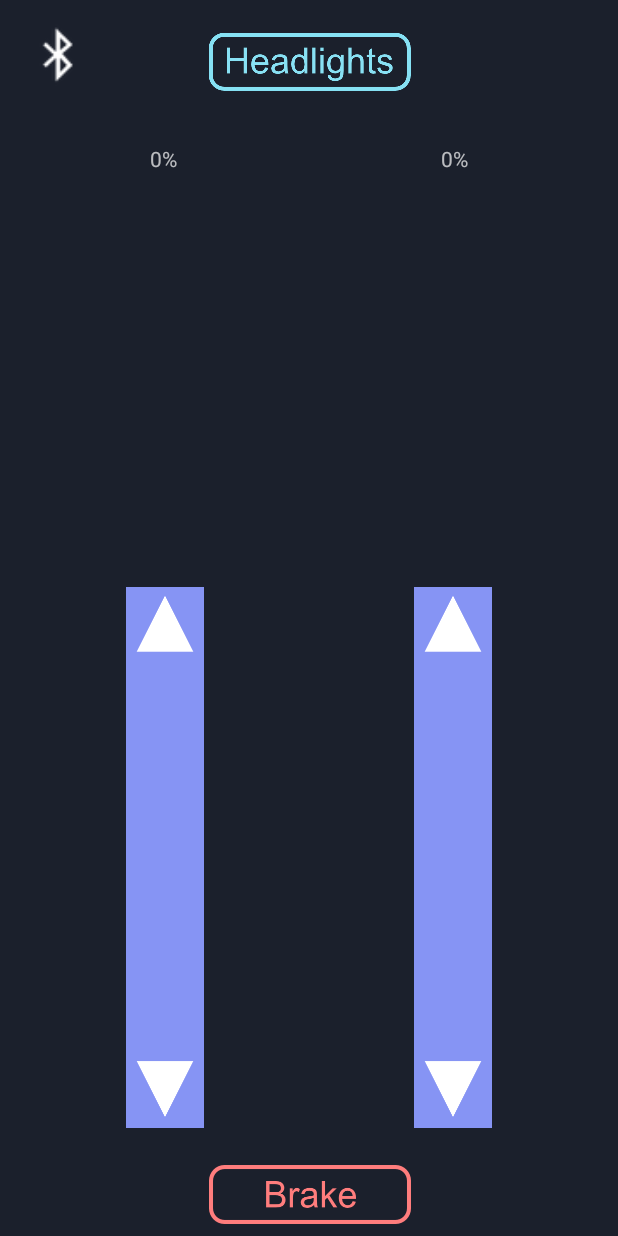
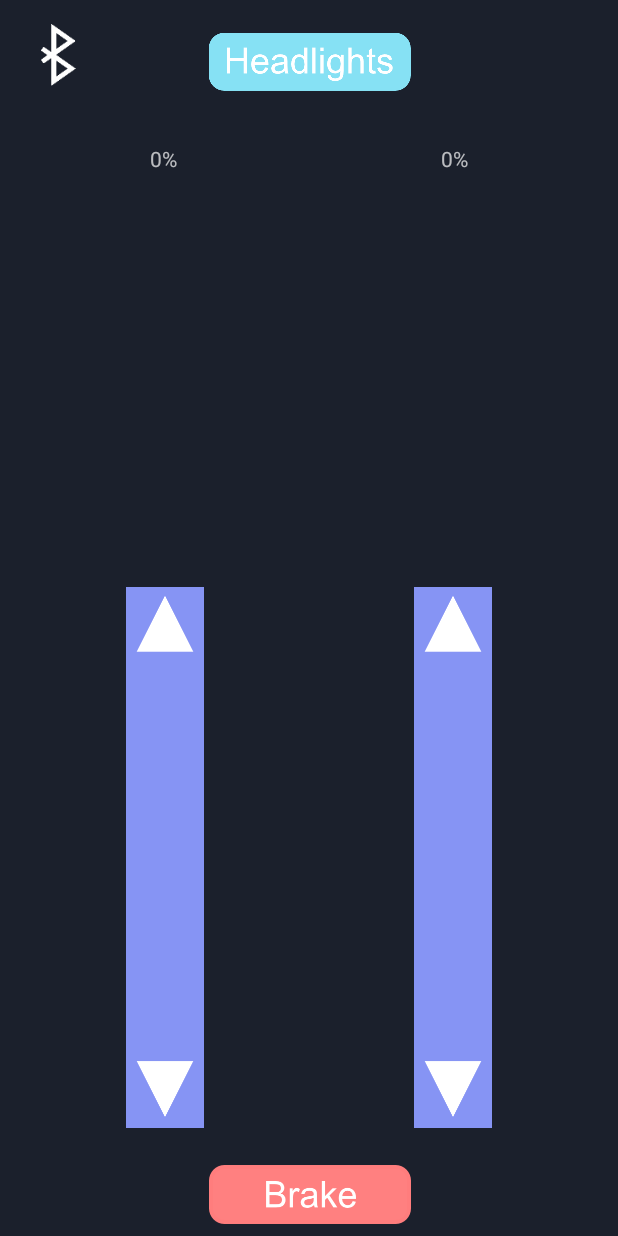
Before and after one commit to gershGit/EGEN-RC-Vehicle, an Android app: the Motor_Direct screen opened directly, with no data from a screen before it, after a tap on an icon or button, on a phone screen of 412 x 824 dp. Run offline under Robolectric (Android 15) with nearby library versions, the phone set to English and light mode, and no system bars; 2 other taps on this screen came first.

Commit message:
GUI 2 Fixes
= Updated the GUI 2 to properly send commands according to the new format
= Updated GUI 2 buttons to act as they do in GUI 1
    ==Headlights button and brake button remain in the pressed state until the headlights are off or the car has started moving respectively
    ==Bluetooth button changes on press and again on connection

```diff
--- a/app/src/main/java/com/example/gersh/egencontrol/Motor_Direct.java
+++ b/app/src/main/java/com/example/gersh/egencontrol/Motor_Direct.java
@@ -10,6 +10,7 @@ import android.os.Bundle;
 import android.util.Log;
 import android.view.MotionEvent;
 import android.view.View;
+import android.widget.ImageView;
 import android.widget.TextView;
 import android.widget.Toast;
 
@@ -34,6 +35,7 @@ public class Motor_Direct extends AppCompatActivity {
     boolean braked = false;
 
     TextView rightText, leftText;
+    ImageView brakeView, safeView, bluetoothView, turnView, speedView;
     boolean LED_STATE = false;
 
     long timeSinceLastSend;
@@ -44,6 +46,8 @@ public class Motor_Direct extends AppCompatActivity {
         setContentView(R.layout.activity_motor__direct);
         rightText = findViewById(R.id.rightMotorText);
         leftText = findViewById(R.id.leftMotorText);
+        brakeView = findViewById(R.id.brake_button);
+        bluetoothView = findViewById(R.id.bluetoothButton);
 
         myBluetooth = BluetoothAdapter.getDefaultAdapter();
         if  (myBluetooth == null){
@@ -86,7 +90,7 @@ public class Motor_Direct extends AppCompatActivity {
         }
 
 
-        sendAndDisplay();
+        sendAndDisplay(false);
 
         return super.onTouchEvent(event);
     }
@@ -121,9 +125,8 @@ public class Motor_Direct extends AppCompatActivity {
         leftPercent = (int) power;
     }
 
-    private void sendAndDisplay() {
-        if (SystemClock.uptimeMillis()-timeSinceLastSend > 100) {
-            timeSinceLastSend = SystemClock.uptimeMillis();
+    private void sendAndDisplay(boolean force) {
+        //Log.d("UI", "Time since last send: " + (SystemClock.uptimeMillis() - timeSinceLastSend));
 
         leftMotor = leftPercent/10;
         if (leftMotor>9){
@@ -138,7 +141,14 @@ public class Motor_Direct extends AppCompatActivity {
             rightMotor = -9;
         }
 
-            sendAll(leftMotor, rightMotor, LED_STATE);
+        if (leftMotor != 0 || rightMotor != 0) {
+            braked = false;
+            brakeView.setImageResource(R.mipmap.brake_button);
+        }
+
+        if (((SystemClock.uptimeMillis() - timeSinceLastSend) > 200) || force) {
+            timeSinceLastSend = SystemClock.uptimeMillis();
+            sendAll(leftMotor, rightMotor);
         }
 
         rightText.setText(rightPercent + "%");
@@ -146,16 +156,28 @@ public class Motor_Direct extends AppCompatActivity {
     }
 
     public void brakeVehicle(View view) {
+        if (safeMode){
+            sendBT("B");
+        } else {
             rightPercent = 0;
             leftPercent = 0;
             braked = true;
-        LED_STATE = true;
-        sendAndDisplay();
+            brakeView.setImageResource(R.mipmap.brake_pressed);
+            sendAndDisplay(true);
+        }
     }
 
     public void toggleLED(View view){
+        ImageView thisView = (ImageView) view;
         LED_STATE = !LED_STATE;
-        sendAndDisplay();
+        if (LED_STATE){
+            thisView.setImageResource(R.mipmap.headlights_pressed);
+        } else {
+            thisView.setImageResource(R.mipmap.headlights_normal);
+        }
+        if (!safeMode) {
+            sendAndDisplay(true);
+        }
     }
 
     public void attemptBluetooth(View view){
@@ -169,6 +191,7 @@ public class Motor_Direct extends AppCompatActivity {
                     boolean success = connectBluetooth(bt.getAddress(), bt.getName());
                     if(success) {
                         Toast.makeText(getApplicationContext(), "Connected to Arduino", Toast.LENGTH_SHORT).show();
+                        bluetoothView.setImageResource(R.mipmap.bluetooth_on);
                     } else {
                         Toast.makeText(getApplicationContext(), "Arduino found, Connection failed", Toast.LENGTH_LONG).show();
                     }
@@ -199,12 +222,17 @@ public class Motor_Direct extends AppCompatActivity {
         }
     }
 
-    private void sendAll(int leftStrength, int rightStrength, boolean led_state){
+    private void sendAll(int leftStrength, int rightStrength){
         String message = decimalFormat.format(leftStrength) + "" + decimalFormat.format(rightStrength);
-        if(led_state){
-            message+="1>";
+        if (LED_STATE) {
+            message += "1";
         } else {
-            message+="0>";
+            message += "0";
+        }
+        if (braked) {
+            message += "1>";
+        } else {
+            message += "0>";
         }
         sendBT(message);
     }
@@ -214,7 +242,7 @@ public class Motor_Direct extends AppCompatActivity {
             bluetooth_sender.setMessage(message);
             bluetooth_sender.run();
         } else {
-            Log.d("FAIL", "No bluetooth");
+            Log.d("BT", "No connection");
         }
     }
 }
--- a/app/src/main/java/com/example/gersh/egencontrol/UI_Activity.java
+++ b/app/src/main/java/com/example/gersh/egencontrol/UI_Activity.java
@@ -150,7 +150,7 @@ public class UI_Activity extends AppCompatActivity {
 
         if (((SystemClock.uptimeMillis() - timeSinceLastSend) > 200) || force) {
             timeSinceLastSend = SystemClock.uptimeMillis();
-            sendAll(leftMotor, rightMotor, braked);
+            sendAll(leftMotor, rightMotor);
         }
 
         turnText.setText(global_turn + "%");
@@ -279,7 +279,7 @@ public class UI_Activity extends AppCompatActivity {
         }
     }
 
-    private void sendAll(int leftStrength, int rightStrength, boolean led_state){
+    private void sendAll(int leftStrength, int rightStrength){
         String message = decimalFormat.format(leftStrength) + "" + decimalFormat.format(rightStrength);
         if (LED_STATE) {
                 message += "1";
--- a/app/src/main/res/layout/activity_motor__direct.xml
+++ b/app/src/main/res/layout/activity_motor__direct.xml
@@ -24,7 +24,7 @@
         app:layout_constraintStart_toStartOf="parent"
         app:layout_constraintTop_toTopOf="parent"
         app:layout_constraintVertical_bias="1.0"
-        app:srcCompat="@drawable/bbutton" />
+        app:srcCompat="@mipmap/brake_button" />
 
     <ImageButton
         android:id="@+id/headlights_button"
@@ -41,7 +41,7 @@
         app:layout_constraintStart_toStartOf="parent"
         app:layout_constraintTop_toTopOf="parent"
         app:layout_constraintVertical_bias="0.015"
-        app:srcCompat="@drawable/hbutton" />
+        app:srcCompat="@mipmap/headlights_normal" />
 
     <ImageView
         android:id="@+id/rightSlider"
@@ -90,14 +90,14 @@
         app:layout_constraintTop_toTopOf="parent" />
 
     <ImageView
-        android:id="@+id/bluetoothImage"
-        android:onClick="attemptBluetooth"
+        android:id="@+id/bluetoothButton"
         android:layout_width="46dp"
         android:layout_height="41dp"
         android:layout_marginStart="16dp"
         android:layout_marginTop="16dp"
+        android:onClick="attemptBluetooth"
         app:layout_constraintStart_toStartOf="parent"
         app:layout_constraintTop_toTopOf="parent"
-        app:srcCompat="@android:drawable/stat_sys_data_bluetooth" />
+        app:srcCompat="@drawable/bluetooth_selectable" />
 
 </android.support.constraint.ConstraintLayout>
```
Lines whose indentation alone changed are shown as unchanged.
